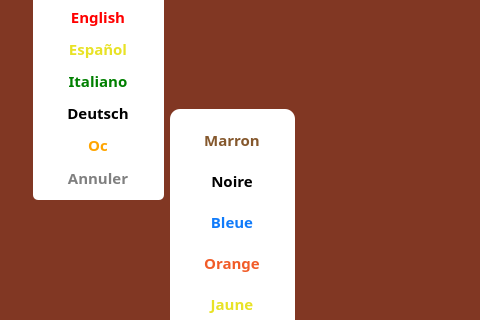
Above: mainwindow.ui from Txikilinux/leterrier-tierce before the change; both pictures show x 0 to 480 and y 120 to 440 of the 1024 by 590 pixel window. Below: the same form after it.
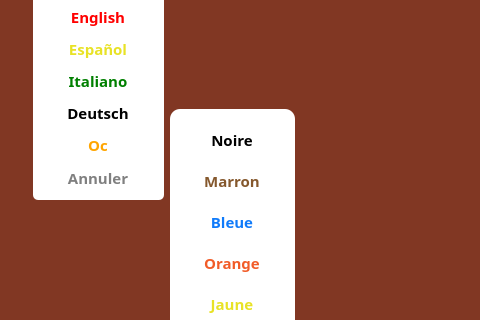
That is the form after the change. Icons and pictures are not drawn. Custom widgets are drawn as their Qt base class.

Commit message: Modification ordre des ceintures - Implémentation demande #3116

```diff
--- a/mainwindow.ui
+++ b/mainwindow.ui
@@ -866,7 +866,7 @@
             </property>
            </widget>
           </item>
-          <item row="4" column="0">
+          <item row="0" column="0">
            <widget class="AbulEduFlatBoutonV1" name="btnNiveauNoire">
             <property name="minimumSize">
              <size>
```
Left out of the diff: 8 changed lines with no effect on the pictures.
